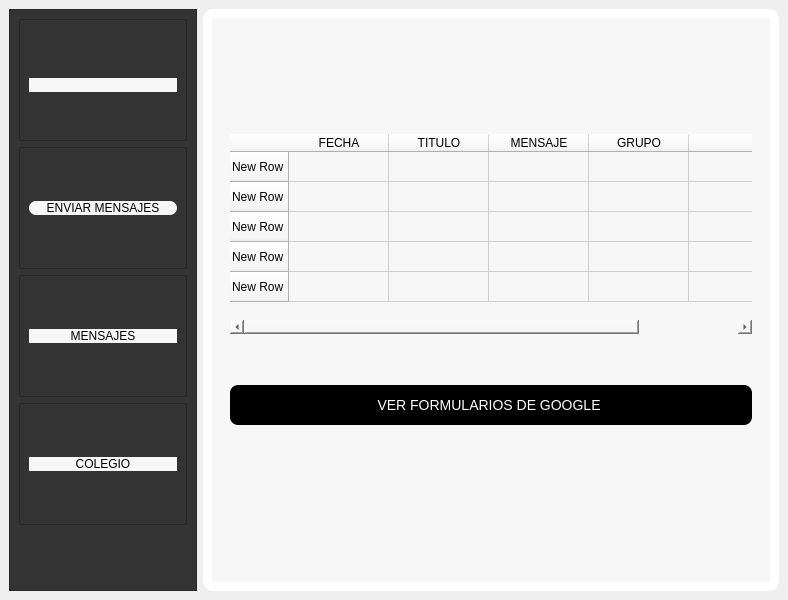
The window that Presentacion/UI_Files/UI_menu.ui (eduardez/SISINT) describes before a commit, drawn with Qt 5.
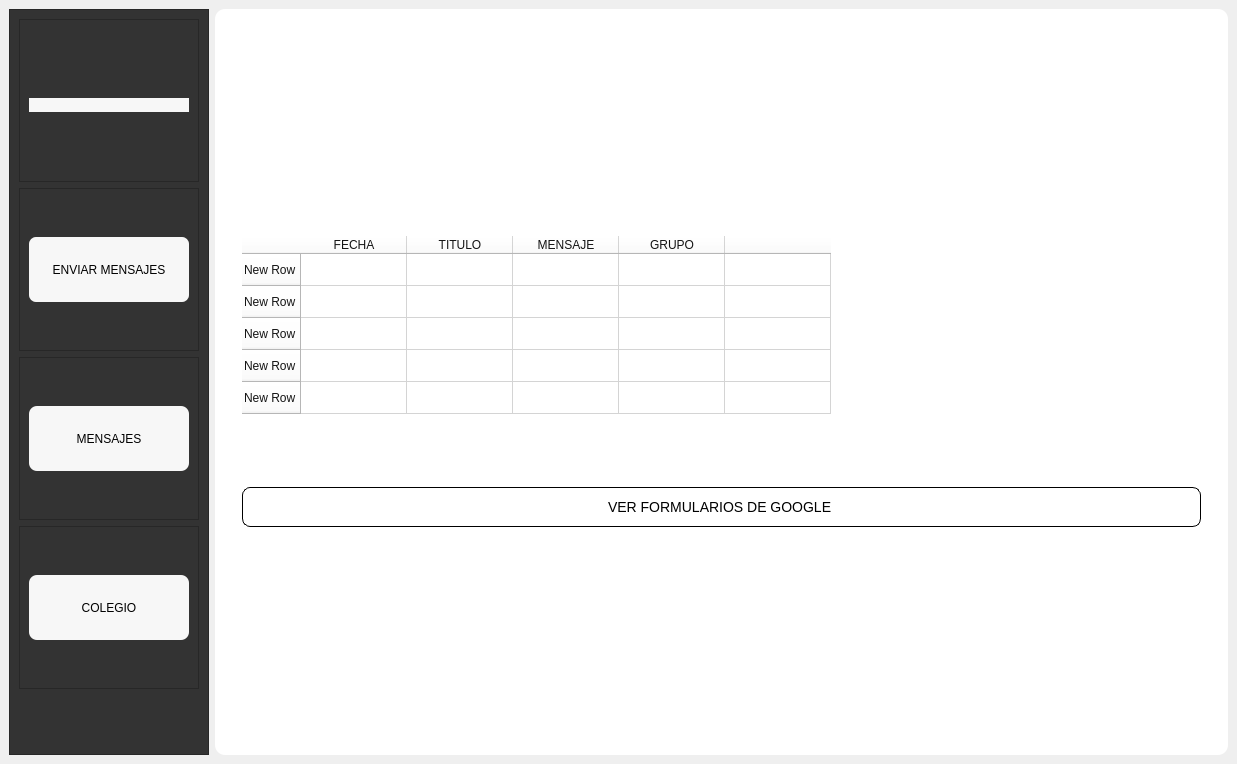
The same window after the commit. The open tabs and pages were chosen to show the change. Icons and pictures are not drawn.

Patch:
```diff
--- a/Presentacion/UI_Files/UI_menu.ui
+++ b/Presentacion/UI_Files/UI_menu.ui
@@ -6,8 +6,8 @@
    <rect>
     <x>0</x>
     <y>0</y>
-    <width>751</width>
-    <height>600</height>
+    <width>1237</width>
+    <height>764</height>
    </rect>
   </property>
   <property name="windowTitle">
@@ -15,7 +15,8 @@
   </property>
   <property name="styleSheet">
    <string notr="true">background:url(:/icons/fondo.jpg);
-font: century-gothic;</string>
+color: rgb(20, 20, 20);
+font: &quot;century-gothic&quot;;</string>
   </property>
   <widget class="QWidget" name="centralwidget">
    <layout class="QHBoxLayout" name="horizontalLayout_6">
@@ -110,6 +111,12 @@
          <layout class="QVBoxLayout" name="verticalLayout_5">
           <item>
            <widget class="QPushButton" name="btn_enviar">
+            <property name="minimumSize">
+             <size>
+              <width>0</width>
+              <height>65</height>
+             </size>
+            </property>
             <property name="maximumSize">
              <size>
               <width>180</width>
@@ -163,6 +170,18 @@
          <layout class="QVBoxLayout" name="verticalLayout_4">
           <item>
            <widget class="QPushButton" name="btn_mensajes">
+            <property name="sizePolicy">
+             <sizepolicy hsizetype="Fixed" vsizetype="Fixed">
+              <horstretch>0</horstretch>
+              <verstretch>0</verstretch>
+             </sizepolicy>
+            </property>
+            <property name="minimumSize">
+             <size>
+              <width>0</width>
+              <height>65</height>
+             </size>
+            </property>
             <property name="maximumSize">
              <size>
               <width>180</width>
@@ -216,6 +235,12 @@
          <layout class="QVBoxLayout" name="verticalLayout_3">
           <item>
            <widget class="QPushButton" name="btn_colegios">
+            <property name="minimumSize">
+             <size>
+              <width>0</width>
+              <height>65</height>
+             </size>
+            </property>
             <property name="maximumSize">
              <size>
               <width>180</width>
@@ -342,6 +367,42 @@
             </property>
            </spacer>
           </item>
+          <item>
+           <widget class="QPushButton" name="btn_settings">
+            <property name="minimumSize">
+             <size>
+              <width>32</width>
+              <height>32</height>
+             </size>
+            </property>
+            <property name="styleSheet">
+             <string notr="true">
+QPushButton{
+color:black;
+background:none;
+border-radius:1px;
+}
+QPushButton:hover{
+background-color:rgb(255, 106, 108);
+font-color:black;
+border-radius:3px;
+}</string>
+            </property>
+            <property name="text">
+             <string/>
+            </property>
+            <property name="icon">
+             <iconset resource="Resources/icons.qrc">
+              <normaloff>:/icons/whatsapp logo.png</normaloff>:/icons/whatsapp logo.png</iconset>
+            </property>
+            <property name="iconSize">
+             <size>
+              <width>32</width>
+              <height>32</height>
+             </size>
+            </property>
+           </widget>
+          </item>
          </layout>
         </widget>
        </item>
@@ -368,9 +429,20 @@
       <layout class="QVBoxLayout" name="verticalLayout_6">
        <item>
         <widget class="QStackedWidget" name="stackedWidget">
+         <property name="sizePolicy">
+          <sizepolicy hsizetype="Expanding" vsizetype="Expanding">
+           <horstretch>0</horstretch>
+           <verstretch>0</verstretch>
+          </sizepolicy>
+         </property>
+         <property name="minimumSize">
+          <size>
+           <width>0</width>
+           <height>700</height>
+          </size>
+         </property>
          <property name="styleSheet">
-          <string notr="true">background:rgb(247, 247, 247);
-</string>
+          <string notr="true">background:white; font: 14pt &quot;century-gothic&quot;;</string>
          </property>
          <property name="currentIndex">
           <number>3</number>
@@ -798,13 +870,16 @@
           </layout>
          </widget>
          <widget class="QWidget" name="sw_mensajes">
-          <layout class="QVBoxLayout" name="verticalLayout_8">
+          <layout class="QVBoxLayout" name="verticalLayout_8" stretch="0">
+           <property name="sizeConstraint">
+            <enum>QLayout::SetMinimumSize</enum>
+           </property>
            <item>
             <widget class="QFrame" name="frame_2">
              <property name="sizePolicy">
               <sizepolicy hsizetype="Expanding" vsizetype="Expanding">
-               <horstretch>0</horstretch>
-               <verstretch>0</verstretch>
+               <horstretch>1</horstretch>
+               <verstretch>1</verstretch>
               </sizepolicy>
              </property>
              <property name="maximumSize">
@@ -819,15 +894,57 @@
              <property name="frameShadow">
               <enum>QFrame::Raised</enum>
              </property>
-             <layout class="QVBoxLayout" name="verticalLayout_9">
+             <layout class="QVBoxLayout" name="verticalLayout_9" stretch="0,0">
+              <property name="sizeConstraint">
+               <enum>QLayout::SetMinimumSize</enum>
+              </property>
               <item>
                <widget class="QTableWidget" name="tableWidget">
+                <property name="sizePolicy">
+                 <sizepolicy hsizetype="Expanding" vsizetype="Expanding">
+                  <horstretch>1</horstretch>
+                  <verstretch>1</verstretch>
+                 </sizepolicy>
+                </property>
                 <property name="maximumSize">
                  <size>
                   <width>16777215</width>
                   <height>200</height>
                  </size>
                 </property>
+                <attribute name="horizontalHeaderVisible">
+                 <bool>true</bool>
+                </attribute>
+                <attribute name="horizontalHeaderCascadingSectionResizes">
+                 <bool>false</bool>
+                </attribute>
+                <attribute name="horizontalHeaderDefaultSectionSize">
+                 <number>106</number>
+                </attribute>
+                <attribute name="horizontalHeaderShowSortIndicator" stdset="0">
+                 <bool>false</bool>
+                </attribute>
+                <attribute name="horizontalHeaderStretchLastSection">
+                 <bool>false</bool>
+                </attribute>
+                <attribute name="verticalHeaderVisible">
+                 <bool>true</bool>
+                </attribute>
+                <attribute name="verticalHeaderCascadingSectionResizes">
+                 <bool>false</bool>
+                </attribute>
+                <attribute name="verticalHeaderMinimumSectionSize">
+                 <number>18</number>
+                </attribute>
+                <attribute name="verticalHeaderDefaultSectionSize">
+                 <number>32</number>
+                </attribute>
+                <attribute name="verticalHeaderHighlightSections">
+                 <bool>true</bool>
+                </attribute>
+                <attribute name="verticalHeaderStretchLastSection">
+                 <bool>false</bool>
+                </attribute>
                 <row>
                  <property name="text">
                   <string>New Row</string>
@@ -882,6 +999,12 @@
               </item>
               <item>
                <widget class="QPushButton" name="pushButton">
+                <property name="sizePolicy">
+                 <sizepolicy hsizetype="Preferred" vsizetype="Fixed">
+                  <horstretch>0</horstretch>
+                  <verstretch>0</verstretch>
+                 </sizepolicy>
+                </property>
                 <property name="maximumSize">
                  <size>
                   <width>16777215</width>
@@ -893,10 +1016,12 @@
 font:14px;
 }
 QPushButton{
-color:white;
-background:black;
+color:black;
+background:white;
+border: 1px solid black;
 border-radius:8px;
 }
+
 QPushButton:hover{
 background-color:rgb(0, 170, 0);
 font-color:white;
@@ -921,22 +1046,6 @@
              </layout>
             </widget>
            </item>
-           <item>
-            <spacer name="verticalSpacer">
-             <property name="orientation">
-              <enum>Qt::Vertical</enum>
-             </property>
-             <property name="sizeType">
-              <enum>QSizePolicy::Fixed</enum>
-             </property>
-             <property name="sizeHint" stdset="0">
-              <size>
-               <width>20</width>
-               <height>40</height>
-              </size>
-             </property>
-            </spacer>
-           </item>
           </layout>
          </widget>
          <widget class="QWidget" name="page">
```
Left out of the diff: 167 changed lines with no effect on the pictures.
